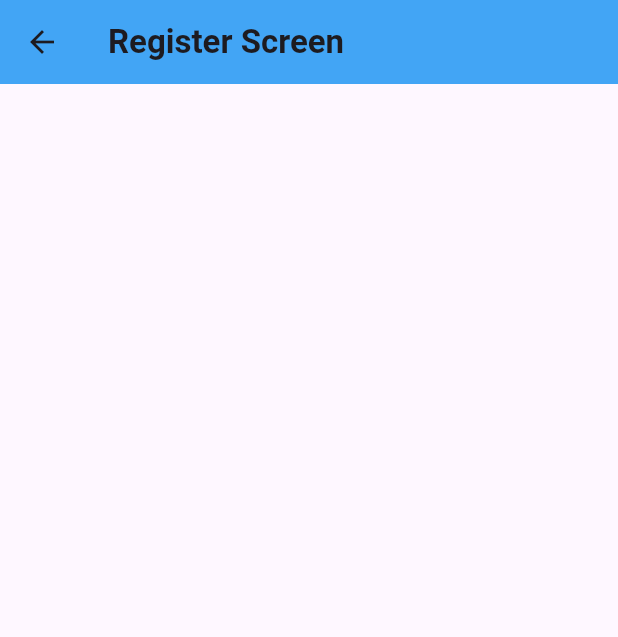
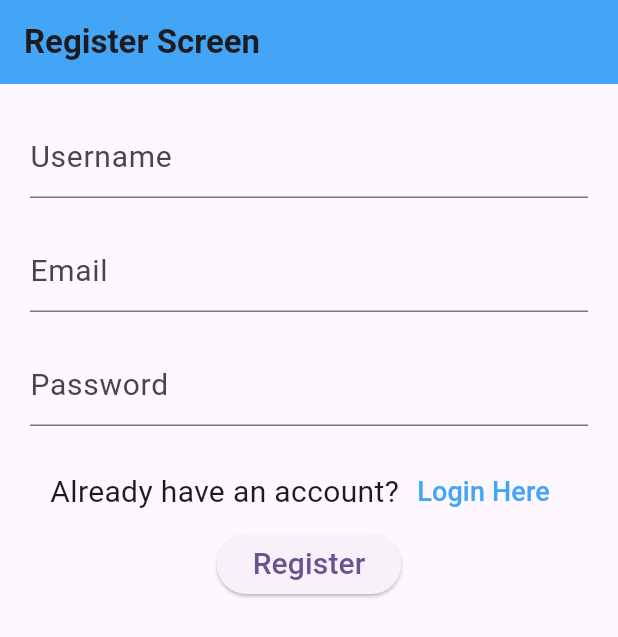
Before and after one commit to hoangchitrung/helpdesk-support-request-management, a Flutter app: the RegisterScreen screen opened directly, on a phone screen of 412 x 824 dp. Shown: the top 637 px of the screen. Run offline on Flutter 3.47's test engine with Material 3 defaults, Android fonts, the phone set to English and light mode, and no system bars; our stand-ins replace firebase_core; accounts and stored records are empty; generated files the repository leaves out were written again.

Commit message:
[add] register screen

```diff
--- a/src/lib/screens/auth/login_screen.dart
+++ b/src/lib/screens/auth/login_screen.dart
@@ -11,12 +11,15 @@ class LoginScreen extends StatefulWidget {
 }
 
 class _LoginScreenState extends State<LoginScreen> {
-  TextEditingController _usernameInputController = TextEditingController();
-  TextEditingController _passwordInputController = TextEditingController();
+  final TextEditingController _usernameInputController =
+      TextEditingController();
+  final TextEditingController _passwordInputController =
+      TextEditingController();
 
   @override
   void dispose() {
     _usernameInputController.dispose();
+    _passwordInputController.dispose();
     super.dispose();
   }
 
@@ -28,6 +31,7 @@ class _LoginScreenState extends State<LoginScreen> {
           "Login Screen",
           style: TextStyle(fontWeight: FontWeight.bold),
         ),
+        automaticallyImplyLeading: false,
         backgroundColor: Colors.blue[400],
       ),
       body: Padding(
--- a/src/lib/screens/auth/register_screen.dart
+++ b/src/lib/screens/auth/register_screen.dart
@@ -1,4 +1,5 @@
 import 'package:flutter/material.dart';
+import 'package:src/screens/auth/login_screen.dart';
 
 class RegisterScreen extends StatefulWidget {
   @override
@@ -8,6 +9,9 @@ class RegisterScreen extends StatefulWidget {
 }
 
 class _RegisterScreenState extends State<RegisterScreen> {
+  TextEditingController _usernameInputController = TextEditingController();
+  TextEditingController _passwordInputController = TextEditingController();
+  TextEditingController _emailInputController = TextEditingController();
   @override
   Widget build(BuildContext context) {
     return Scaffold(
@@ -17,6 +21,64 @@ class _RegisterScreenState extends State<RegisterScreen> {
           "Register Screen",
           style: TextStyle(fontWeight: FontWeight.bold),
         ),
+        automaticallyImplyLeading: false,
+      ),
+      body: Padding(
+        padding: EdgeInsets.all(20),
+        child: Column(
+          children: [
+            TextField(
+              controller: _usernameInputController,
+              decoration: InputDecoration(
+                label: Text("Username", style: TextStyle(fontSize: 20)),
+              ),
+            ),
+            SizedBox(height: 20),
+            TextField(
+              controller: _emailInputController,
+              decoration: InputDecoration(
+                label: Text("Email", style: TextStyle(fontSize: 20)),
+              ),
+            ),
+            SizedBox(height: 20),
+            TextField(
+              controller: _passwordInputController,
+              decoration: InputDecoration(
+                label: Text("Password", style: TextStyle(fontSize: 20)),
+              ),
+            ),
+            SizedBox(height: 20),
+            Row(
+              mainAxisAlignment: MainAxisAlignment.center,
+              children: [
+                Text(
+                  "Already have an account?",
+                  style: TextStyle(fontSize: 20),
+                ),
+                TextButton(
+                  onPressed: () {
+                    Navigator.push(
+                      context,
+                      MaterialPageRoute(
+                        builder: (context) {
+                          return LoginScreen();
+                        },
+                      ),
+                    );
+                  },
+                  child: Text(
+                    "Login Here",
+                    style: TextStyle(fontSize: 18, color: Colors.blue[400]),
+                  ),
+                ),
+              ],
+            ),
+            ElevatedButton(
+              onPressed: () {},
+              child: Text("Register", style: TextStyle(fontSize: 20)),
+            ),
+          ],
+        ),
       ),
     );
   }
```
